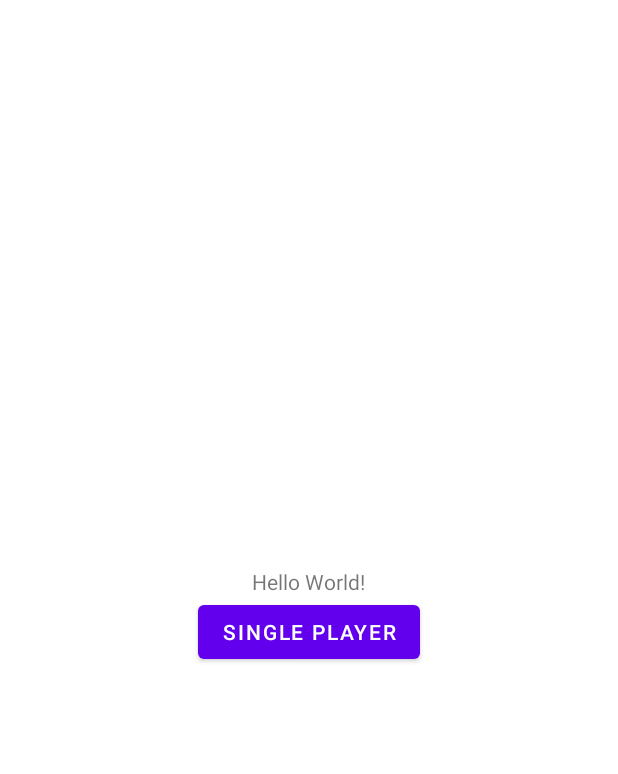
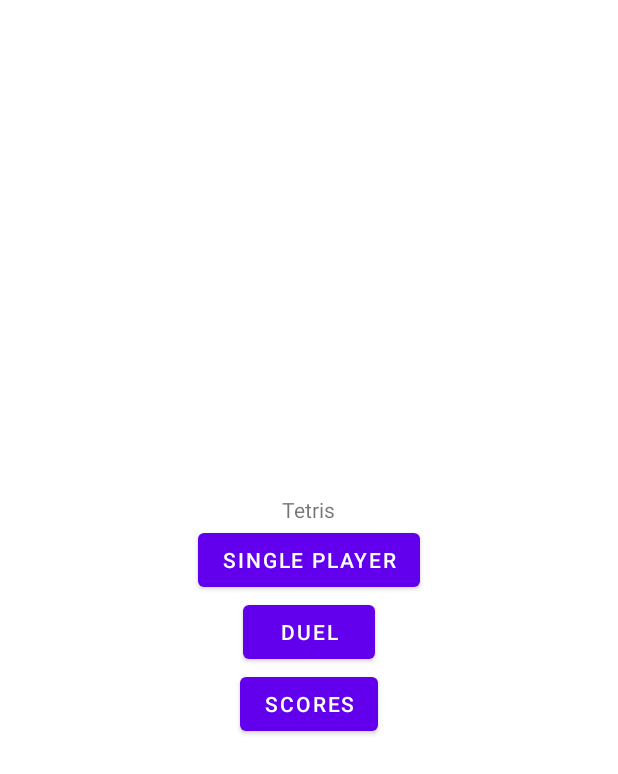
Before and after one commit to Warpand/Mobilne-Tetris, an Android app: the screen it shows after launch (MainActivity), on a phone screen of 412 x 824 dp. Shown: the top 774 px of the screen. Run offline under Robolectric (Android 15) with nearby library versions, the phone set to English and light mode, and no system bars.

Commit message:
Add buttons to xml reprise

```diff
--- a/app/src/main/java/com/example/tetris/android/MainActivity.java
+++ b/app/src/main/java/com/example/tetris/android/MainActivity.java
@@ -6,6 +6,7 @@
 import android.os.Bundle;
 import android.view.Window;
 import android.widget.Button;
+import android.widget.Toast;
 
 import com.example.tetris.databinding.ActivityMainBinding;
 
@@ -24,6 +25,17 @@
             buttons[i].setOnClickListener(view -> view.getContext().startActivity(currIntent));
         }
 
+        // temp
+        final String msg = "Available in the future";
+        binding.duelButton.setOnClickListener(view -> {
+            Toast toast = Toast.makeText(view.getContext(), msg, Toast.LENGTH_SHORT);
+            toast.show();
+        });
+        binding.scoresButton.setOnClickListener(view -> {
+            Toast toast = Toast.makeText(view.getContext(), msg, Toast.LENGTH_SHORT);
+            toast.show();
+        });
+
         setContentView(binding.getRoot());
     }
 }
--- a/app/src/main/java/com/example/tetris/android/SinglePlayerActivity.java
+++ b/app/src/main/java/com/example/tetris/android/SinglePlayerActivity.java
@@ -40,7 +40,7 @@
     private final SensorEventListener sensorEventListener = new SensorEventListener() {
         private static final int neutralPoseDelay = 1;
         private static final int tiltedPoseDelay = 4;
-        private static final double threshold = 27d;
+        private static final double threshold = 25d;
         private final float[] rotationMatrixBuffer = new float[16];
         private final float[] remappedRotationBuffer = new float[16];
         private final float[] orientationsBuffer = new float[3];
--- a/app/src/main/java/com/example/tetris/android/TetrominoView.java
+++ b/app/src/main/java/com/example/tetris/android/TetrominoView.java
@@ -42,7 +42,7 @@
 
     static {
         for(int i = Tetromino.MIN_TETROMINO_TYPE; i <= Tetromino.MAX_TETROMINO_TYPE; i++)
-            imageReference[i] = Tetromino.getTetromino(0, squaresH - 1, i);
+            imageReference[i] = Tetromino.spawnTetromino(i);
     }
 
     public TetrominoView(Context context) {
--- a/app/src/main/java/com/example/tetris/core/GameLogicManagerImpl.java
+++ b/app/src/main/java/com/example/tetris/core/GameLogicManagerImpl.java
@@ -45,7 +45,7 @@
     }
 
     private void getNewTetromino() {
-        currentTetromino = Tetromino.getTetromino(Constants.boardWidth / 2, Constants.boardHeight - 1, gen.get());
+        currentTetromino = Tetromino.spawnTetromino(gen.get());
     }
 
     private void endGame() {
--- a/app/src/main/java/com/example/tetris/core/Tetromino.java
+++ b/app/src/main/java/com/example/tetris/core/Tetromino.java
@@ -73,12 +73,12 @@
 
     private static final int[] boundingBoxSizeMap = {0, 4, 3, 3, 2, 3, 3, 3};
     private static final int[] yTranslationMap = {0, -2, -2, -2, -1, -2, -2, -2};
-    public static Tetromino getTetromino(int x, int y, int type) {
+    public static Tetromino spawnTetromino(int type) {
         if(MIN_TETROMINO_TYPE > type || type > MAX_TETROMINO_TYPE)
             throw new IllegalArgumentException("Illegal tetromino type");
         Tetromino result = new Tetromino(
-                x - (boundingBoxSizeMap[type] - 1) / 2,
-                y + yTranslationMap[type],
+                Constants.boardWidth / 2 - (boundingBoxSizeMap[type] - 1) / 2,
+                Constants.boardHeight - 1 + yTranslationMap[type],
                 boundingBoxSizeMap[type],
                 type
         );
--- a/app/src/main/res/layout/activity_main.xml
+++ b/app/src/main/res/layout/activity_main.xml
@@ -1,6 +1,5 @@
 <?xml version="1.0" encoding="utf-8"?>
 <androidx.appcompat.widget.LinearLayoutCompat xmlns:android="http://schemas.android.com/apk/res/android"
-    xmlns:app="http://schemas.android.com/apk/res-auto"
     xmlns:tools="http://schemas.android.com/tools"
     android:layout_width="match_parent"
     android:layout_height="match_parent"
@@ -11,12 +10,8 @@
     <TextView
         android:layout_width="wrap_content"
         android:layout_height="wrap_content"
-        android:text="Hello World!"
-        app:layout_constraintBottom_toBottomOf="parent"
-        app:layout_constraintEnd_toEndOf="parent"
-        app:layout_constraintStart_toStartOf="parent"
-        app:layout_constraintTop_toTopOf="parent"
-        app:layout_constraintVertical_bias="0.398" />
+        android:text="@string/app_name"
+       />
 
     <Button
         android:id="@+id/single_player_button"
@@ -24,5 +19,17 @@
         android:layout_height="wrap_content"
         android:text="@string/single_player" />
 
+    <Button
+        android:id="@+id/duel_button"
+        android:layout_width="wrap_content"
+        android:layout_height="wrap_content"
+        android:text="@string/duel" />
+
+    <Button
+        android:id="@+id/scores_button"
+        android:layout_width="wrap_content"
+        android:layout_height="wrap_content"
+        android:text="@string/scores" />
+
 
 </androidx.appcompat.widget.LinearLayoutCompat>
--- a/app/src/main/res/values/strings.xml
+++ b/app/src/main/res/values/strings.xml
@@ -2,4 +2,6 @@
     <string name="app_name">Tetris</string>
     <string name="single_player">Single Player</string>
     <string name="initScoreViewText">Score:\n0</string>
+    <string name="duel">Duel</string>
+    <string name="scores">Scores</string>
 </resources>
```
Also changed, not shown: 2 other files.
